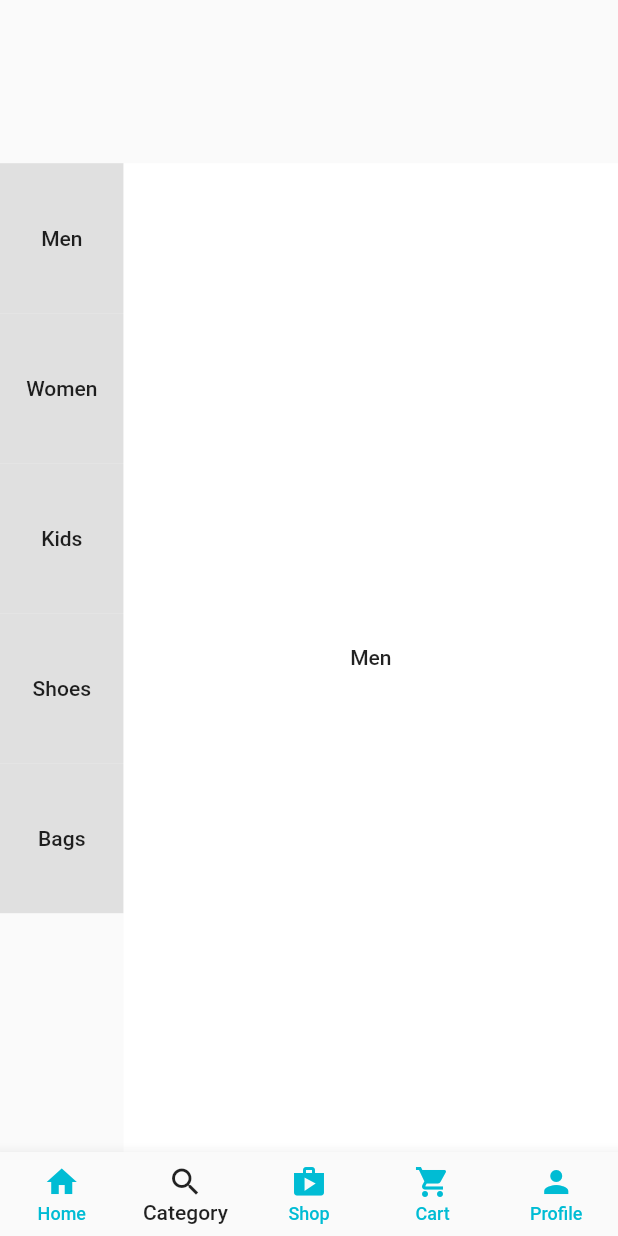
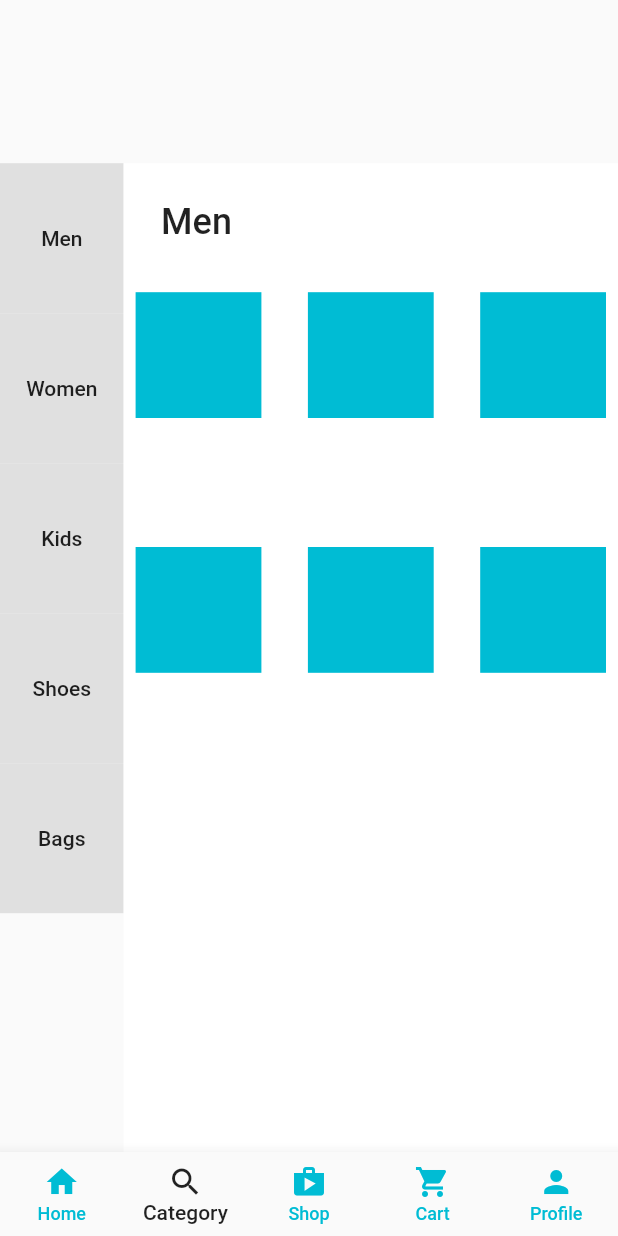
Before and after one commit to mehedi4958/multi_vendor_01, a Flutter app: the screen it shows after launch, on a phone screen of 412 x 824 dp. Run offline on Flutter 3.47's test engine with Material 2 defaults, Android fonts, the phone set to English and light mode, and no system bars; our stand-ins replace cloud_firestore, firebase_auth, firebase_core, firebase_storage, image_picker; accounts and stored records are empty.

Commit message:
basic men category screen provided with GridView and men category image assets added

```diff
--- /dev/null
+++ b/lib/views/categories/men_category_screen.dart
@@ -0,0 +1,40 @@
+import 'package:flutter/material.dart';
+
+class MenCategoryScreen extends StatelessWidget {
+  const MenCategoryScreen({Key? key}) : super(key: key);
+
+  @override
+  Widget build(BuildContext context) {
+    return Column(
+      crossAxisAlignment: CrossAxisAlignment.start,
+      children: [
+        const Padding(
+          padding: EdgeInsets.all(25),
+          child: Text(
+            'Men',
+            style: TextStyle(fontSize: 24),
+          ),
+        ),
+        SizedBox(
+          height: MediaQuery.of(context).size.height * 0.68,
+          child: GridView.count(
+            crossAxisCount: 3,
+            crossAxisSpacing: 15,
+            mainAxisSpacing: 70,
+            children: List.generate(
+              6,
+              (index) => Padding(
+                padding: const EdgeInsets.all(8.0),
+                child: Container(
+                  color: Colors.cyan,
+                  height: 50,
+                  width: 50,
+                ),
+              ),
+            ),
+          ),
+        ),
+      ],
+    );
+  }
+}
--- a/lib/views/category_screen.dart
+++ b/lib/views/category_screen.dart
@@ -1,4 +1,5 @@
 import 'package:flutter/material.dart';
+import 'package:multi_vendor_01/views/categories/men_category_screen.dart';
 
 class CategoryScreen extends StatefulWidget {
   const CategoryScreen({Key? key}) : super(key: key);
@@ -60,19 +61,17 @@ class _CategoryScreenState extends State<CategoryScreen> {
               width: MediaQuery.of(context).size.width * 0.8,
               color: Colors.white,
               child: PageView(
-                onPageChanged: (vlaue) {
+                onPageChanged: (value) {
                   for (var item in _items) {
                     item.isSelected = false;
                   }
                   setState(() {
-                    _items[vlaue].isSelected = true;
+                    _items[value].isSelected = true;
                   });
                 },
                 scrollDirection: Axis.vertical,
-                children: [
-                  Center(
-                    child: Text('Men'),
-                  ),
+                children: const [
+                  MenCategoryScreen(),
                   Center(
                     child: Text('Women'),
                   ),
--- a/pubspec.yaml
+++ b/pubspec.yaml
@@ -67,6 +67,7 @@ flutter:
   # To add assets to your application, add an assets section, like this:
   assets:
     - assets/images/app_logo/guest.jpg
+    - assets/images/men/
 
   # An image asset can refer to one or more resolution-specific "variants", see
   # https://flutter.dev/assets-and-images/#resolution-aware
```
Also changed, not shown: assets/images/men/men0.jpg (added), assets/images/men/men1.jpg (added), assets/images/men/men2.jpg (added), assets/images/men/men3.jpg (added), assets/images/men/men4.jpg (added), assets/images/men/men5.jpg (added), assets/images/men/men6.jpg (added), assets/images/men/men7.jpg (added).
